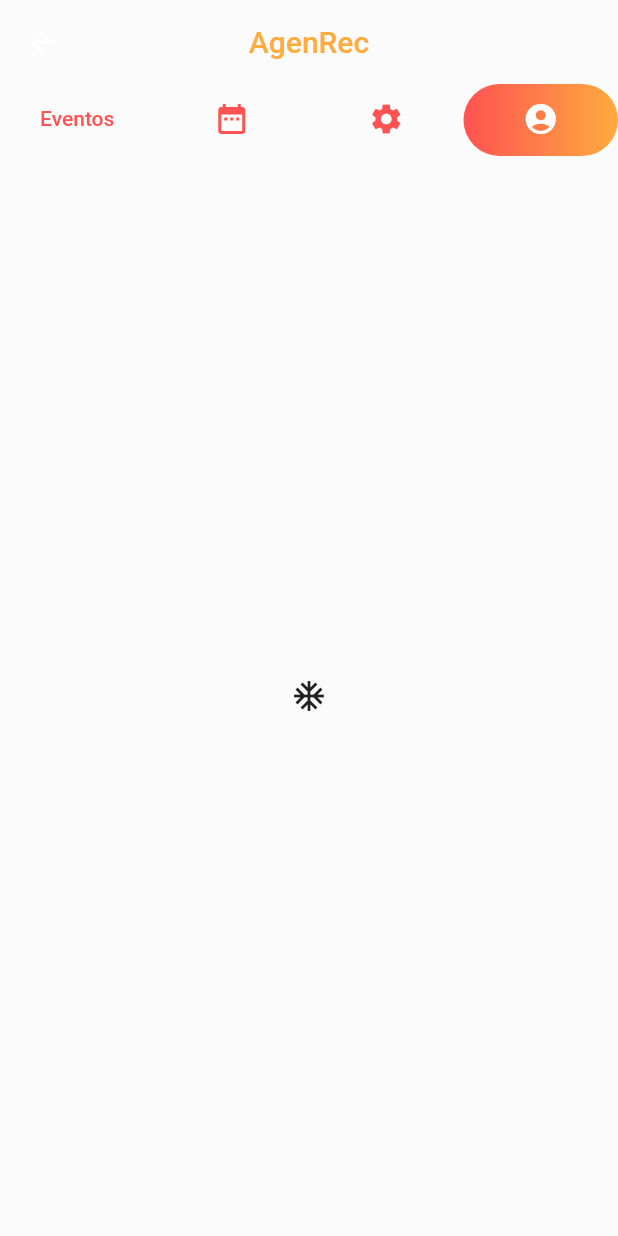
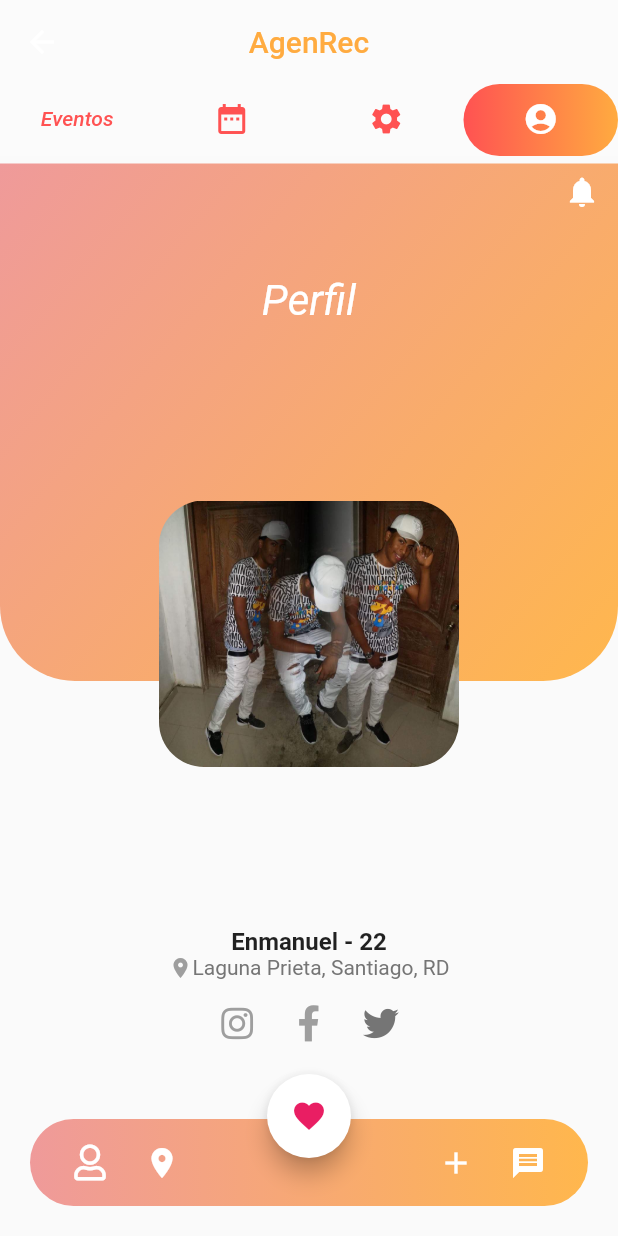
Before and after one commit to EnmanuelEstrella22/ProyectoFlutter, a Flutter app: the HomePage screen opened by its route, tab 4 chosen, on a phone screen of 412 x 824 dp. Run offline on Flutter 3.47's test engine with Material 2 defaults, Android fonts, the phone set to English and light mode, and no system bars; our stand-ins replace flutter_calendar_carousel, font_awesome_flutter; missing offline and left inert: flutter_auth_buttons; Roboto replaces fonts that are missing (Time New Roman).

Commit message:
Terminando el perfil y agregando scroll al login y al listado de ventos agregando cupertino (action sheet)

```diff
--- a/agenda/lib/src/pages/HomePage.dart
+++ b/agenda/lib/src/pages/HomePage.dart
@@ -3,6 +3,7 @@ import 'package:agenda/src/pages/Calendario.dart';
 import 'package:flutter/material.dart';
 
 import 'ListEvent.dart';
+import 'Perfil.dart';
 
 class HomePage extends StatelessWidget {
   @override
@@ -29,7 +30,10 @@ class HomePage extends StatelessWidget {
             tabs: <Widget>[
               Tab(
                 child: Center(
-                  child: Text("Eventos"),
+                  child: Text(
+                    "Eventos",
+                    style: TextStyle(fontStyle: FontStyle.italic),
+                  ),
                 ),
               ),
               Tab(
@@ -56,7 +60,7 @@ class HomePage extends StatelessWidget {
             eventos(context),
             llamarCalendario(),
             llamarAjustes(),
-            Icon(Icons.ac_unit),
+            ProfileFivePage()
           ],
         ),
       ),
@@ -85,47 +89,6 @@ class HomePage extends StatelessWidget {
 
   Widget contenido() {
     return SchoolList();
-    // return Container(
-    //   child: SchoolList(),
-    // child: Center(
-    //   child: ListView(
-    //     children: <Widget>[
-    //       ListTile(
-    //         title: Text('hola'),
-    //       ),
-
-    //       Text('hola'),
-    //       Text('hola'),
-    //       Text('hola'),
-    //       Text('hola'),
-    //       Text('hola'),
-    //       Text('hola'),
-    //       Text('hola'),
-    //       Text('hola'),
-    //       Text('hola'),
-    //       Text('hola'),
-    //       Text('hola'),
-    //       Text('hola'),
-    //       Text('hola'),
-    //       Text('hola'),
-    //       Text('hola'),
-    //       Text('hola'),
-    //       Text('hola'),
-    //       Text('hola'),
-    //       Text('hola'),
-    //       Text('hola'),
-    //       Text('hola'),
-    //     ],
-    //   ),
-    // ),
-    //   decoration: BoxDecoration(
-    //       // shape: BoxShape.circle,
-    //       gradient: LinearGradient(
-    //           colors: [Colors.black12, Colors.transparent, Colors.black12]),
-    //       borderRadius: BorderRadius.only(
-    //           topLeft: Radius.circular(50.0), topRight: Radius.circular(50.0))),
-    //   margin: EdgeInsets.only(top: 20.0),
-    // );
   }
 
   Widget llamarCalendario() {
@@ -136,42 +99,3 @@ class HomePage extends StatelessWidget {
     return Ajustes();
   }
 }
-
-// Container(
-//               child: ListView(
-//                 padding: EdgeInsets.only(top: 20.0),
-//                 children: <Widget>[
-
-//                   Center(
-//                     child: Row(
-//                       children: <Widget>[
-//                         FloatingActionButton(
-
-//                           child: Container(
-
-//                             width: double.infinity,
-//                             height: double.infinity,
-//                             child: Icon(Icons.list),
-//                             decoration: BoxDecoration(
-//                               gradient: LinearGradient(colors: [Colors.redAccent,Colors.orangeAccent]),
-//                               borderRadius: BorderRadius.all(Radius.circular(50.0)),
-//                             ),
-//                           ),
-//                           onPressed: (){},
-//                         )
-
-//                       ],
-//                     ),
-//                   )
-//                 ],
-//               ),
-
-//               decoration: BoxDecoration(
-//                 // shape: BoxShape.circle,
-//                 gradient: LinearGradient(colors: [Colors.black12,Colors.transparent,Colors.black12]),
-//                 borderRadius: BorderRadius.only(bottomRight: Radius.circular(50.0),topLeft: Radius.circular(50.0),
-//                 topRight: Radius.circular(50.0),bottomLeft: Radius.circular(50.0)
-//                 )
-//               ),
-//               margin: EdgeInsets.only(top: 20.0),
-//     );
--- /dev/null
+++ b/agenda/lib/src/pages/Perfil.dart
@@ -0,0 +1,166 @@
+import 'package:flutter/material.dart';
+// import 'package:flutter_ui_challenges/core/presentation/res/assets.dart';
+// import 'package:flutter_ui_challenges/src/widgets/network_image.dart';
+import 'package:font_awesome_flutter/font_awesome_flutter.dart';
+class ProfileFivePage extends StatelessWidget {
+
+  @override
+  Widget build(BuildContext context){
+    return Scaffold(
+      body: _perfil()
+
+    );
+  }
+
+Widget  _perfil() {
+  return Stack(
+        children: <Widget>[
+          //contenedor principal
+          Container(
+            margin: EdgeInsets.only(top: 5.0),
+            height: 345,
+            decoration: BoxDecoration(
+              borderRadius: BorderRadius.only(bottomLeft: Radius.circular(50.0), bottomRight: Radius.circular(50.0)),
+              gradient: LinearGradient(
+                colors: [Colors.red[200],Colors.orange[300]],
+                begin: Alignment.topLeft,
+                end: Alignment.bottomRight
+              )
+            ),
+          ),
+          Container(
+            alignment: Alignment.topRight,
+            child: IconButton(
+              icon: Icon(Icons.notifications,color: Colors.white,),
+              onPressed: (){},
+            ),
+          ),
+          //perfil,imagen,nombre,lugrar
+          Container(
+            margin: const EdgeInsets.only(top: 80),
+            child: Column(
+              children: <Widget>[
+                Text("Perfil", style: TextStyle(
+                  color: Colors.white,
+                  fontSize: 28,
+                  fontStyle: FontStyle.italic
+                ),),
+                SizedBox(height: 20.0),
+                Expanded(
+                  child: Stack(
+                    children: <Widget>[
+                      Container(
+                        alignment:Alignment.center,
+                        height: double.infinity,
+                        width: 200.0,
+                        child: ClipRRect(
+                          borderRadius: BorderRadius.circular(30.0),
+                          child: Image.asset("images/manuelito.jpeg",fit: BoxFit.cover),
+                        )
+                      ),
+                    ],
+                  ),
+                ),
+                SizedBox(height: 10.0),
+                Text("Enmanuel - 22", style: TextStyle(
+                  fontWeight: FontWeight.bold,
+                  fontSize: 16.0
+                ),),
+                Row(
+                  mainAxisAlignment: MainAxisAlignment.center,
+                  crossAxisAlignment: CrossAxisAlignment.center,
+                  children: <Widget>[
+                    Icon(Icons.location_on, size: 16.0, color: Colors.grey,),
+                    Text("Laguna Prieta, Santiago, RD", style: TextStyle(color: Colors.grey.shade600),)
+                  ],
+                ),
+                SizedBox(height: 5.0),
+                Row(
+                  mainAxisAlignment: MainAxisAlignment.center,
+                  crossAxisAlignment: CrossAxisAlignment.center,
+                  children: <Widget>[
+
+                    IconButton(
+                      color: Colors.grey,
+                      icon: Icon(FontAwesomeIcons.instagram),
+                      onPressed: (){},
+                    ),
+                    IconButton(
+                      color: Colors.grey,
+                      icon: Icon(FontAwesomeIcons.facebookF),
+                      onPressed: (){},
+                    ),
+                    IconButton(
+                      color: Colors.grey.shade600,
+                      icon: Icon(FontAwesomeIcons.twitter),
+                      onPressed: (){},
+                    ),
+                  ],
+                ),
+                SizedBox(height: 10.0),
+                Container(
+                  child: Stack(
+                    children: <Widget>[
+                      Container(
+                        padding: const EdgeInsets.symmetric(vertical: 5.0, horizontal: 16.0),
+                        margin: const EdgeInsets.only(top: 30 ,left: 20.0, right: 20.0,bottom: 20.0),
+                        decoration: BoxDecoration(
+                          gradient: LinearGradient(
+                            colors: [Colors.red[200],Colors.orange[300]],
+                          ),
+                          borderRadius: BorderRadius.circular(30.0)
+                        ),
+                        child: Row(
+                          children: <Widget>[
+                            IconButton(
+                              color: Colors.white,
+                              icon: Icon(FontAwesomeIcons.user),
+                              onPressed: (){},
+                            ),
+                            IconButton(
+                              color: Colors.white,
+                              icon: Icon(Icons.location_on),
+                              onPressed: (){},
+                            ),
+                            Spacer(),
+                            IconButton(
+                              color: Colors.white,
+                              icon: Icon(Icons.add),
+                              onPressed: (){},
+                            ),
+                            IconButton(
+                              color: Colors.white,
+                              icon: Icon(Icons.message),
+                              onPressed: (){},
+                            ),
+                          ],
+                        ),
+                      ),
+                      Center(
+                        child: FloatingActionButton(
+                          child: Icon(Icons.favorite, color: Colors.pink,),
+                          backgroundColor: Colors.white,
+                          onPressed: (){},
+                        ),
+                      ),
+                    ],
+                  ),
+                )
+              ],
+            ),
+          ),
+
+          // AppBar(
+            // backgroundColor: Colors.transparent,
+            // elevation: 0,
+            // actions: <Widget>[
+            //   IconButton(
+            //     icon: Icon(Icons.notifications),
+            //     onPressed: (){},
+            //   ),
+            // ],
+          // ),
+        ],
+      );
+}
+}
```
Also changed, not shown: agenda/lib/src/pages/Ajustes.dart (+4 -3 lines), agenda/lib/src/pages/ListEvent.dart (+62 -22 lines), agenda/lib/src/pages/Login.dart (+6 -2 lines), agenda/lib/src/pages/form/add_event.dart (+8 -8 lines), agenda/pubspec.yaml (+4 -3 lines), agenda/images/manuelito.jpeg (added), agenda/pubspec.lock.
